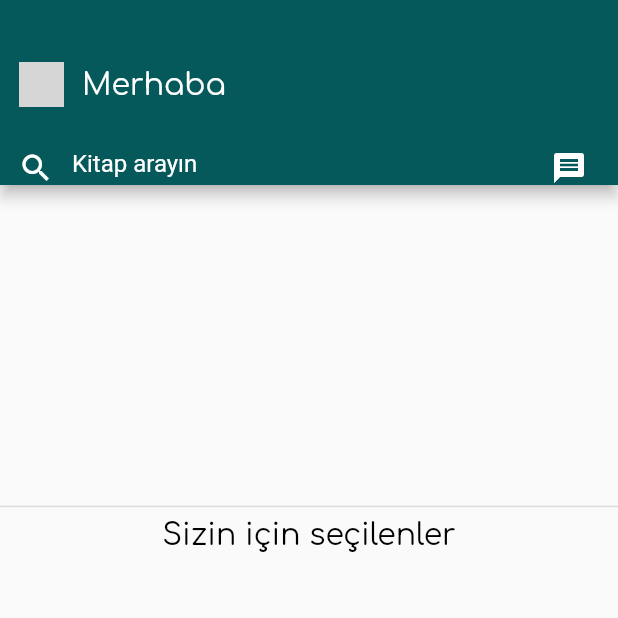
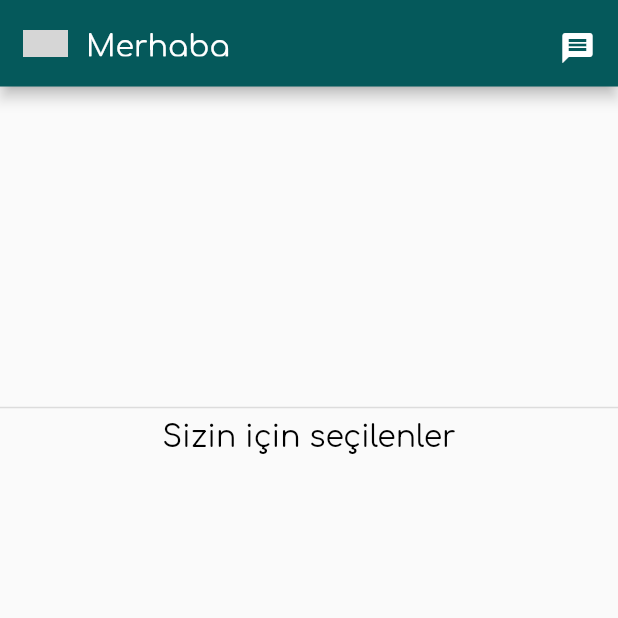
Before and after one commit to Ceyhunnnn/KitapcimProject, a Flutter app: the HomePage screen opened directly, on a phone screen of 412 x 824 dp, the top half of it. Run offline on Flutter 3.47's test engine with Material 2 defaults, Android fonts, the phone set to English and light mode, and no system bars; drawn by our look-alikes of carousel_slider; our stand-ins replace audioplayers, cloud_firestore, firebase_auth, firebase_core, firebase_storage, font_awesome_flutter and 4 more; missing offline and left inert: bottom_bar; accounts and stored records are empty; network calls fail; grey boxes are pictures that could not be loaded.

Commit message:
home page edited

```diff
--- a/lib/view/home/home_view.dart
+++ b/lib/view/home/home_view.dart
@@ -64,17 +64,12 @@ class _HomePageState extends State<HomePage> {
           clipBehavior: Clip.hardEdge,
           slivers: [
             SliverAppBar(
-              stretch: true,
-              collapsedHeight: Platform.isAndroid
-                  ? context.dynamicHeight(0.15)
-                  : Platform.isIOS
-                      ? context.dynamicHeight(0.12)
-                      : context.dynamicHeight(0.15),
+              stretch: false,
+              collapsedHeight: context.dynamicHeight(0.07),
               pinned: true,
               forceElevated: true,
               automaticallyImplyLeading: false,
               backgroundColor: Colors.transparent,
-              expandedHeight: context.dynamicHeight(0.12),
               flexibleSpace: FlexibleSpaceBar(
                 background: Column(
                   children: [
@@ -114,16 +109,16 @@ class _HomePageState extends State<HomePage> {
   Expanded buildTopBar(BuildContext context) {
     return Expanded(
       child: Container(
-        padding: EdgeInsets.only(top: context.dynamicHeight(0.05)),
-        //margin: EdgeInsets.only(top: context.dynamicHeight(0.05)),
         color: Color(0xff05595B),
         child: Column(
           children: [
-            Row(
+            Expanded(
+              child: Padding(
+                padding: EdgeInsets.symmetric(vertical: 20, horizontal: 15),
+                child: Row(
+                  mainAxisAlignment: MainAxisAlignment.center,
+                  crossAxisAlignment: CrossAxisAlignment.end,
                   children: [
-                SizedBox(
-                  width: context.dynamicWidth(0.03),
-                ),
                     CircleAvatar(
                       backgroundColor: Colors.transparent,
                       radius: 15, // Image radius
@@ -135,13 +130,21 @@ class _HomePageState extends State<HomePage> {
                     Text(
                       "Merhaba $name",
                       style: buildTextStyle(20, Colors.white),
-                )
+                    ),
+                    Spacer(),
+                    InkWell(
+                      onTap: () {
+                        buildMessageAlert(context);
+                      },
+                      child: Icon(
+                        Icons.message,
+                        color: Colors.white,
+                      ),
+                    ),
                   ],
                 ),
-            SizedBox(
-              height: context.dynamicHeight(0.02),
               ),
-            buildSearchBar(),
+            ),
           ],
         ),
       ),
@@ -180,43 +183,6 @@ class _HomePageState extends State<HomePage> {
   }
 }
 
-class buildSearchBar extends StatelessWidget {
-  const buildSearchBar({
-    Key? key,
-  }) : super(key: key);
-
-  @override
-  Widget build(BuildContext context) {
-    return Row(
-      children: [
-        Expanded(
-            child: TextFormField(
-          cursorColor: Colors.white,
-          decoration: const InputDecoration(
-              border: InputBorder.none,
-              prefixIcon: Icon(
-                Icons.search,
-                color: Colors.white,
-              ),
-              hintText: "Kitap arayın",
-              hintStyle: TextStyle(color: Colors.white)),
-        )),
-        InkWell(
-          onTap: () {
-            buildMessageAlert(context);
-          },
-          child: Icon(
-            Icons.message,
-            color: Colors.white,
-          ),
-        ),
-        SizedBox(
-          width: context.dynamicWidth(0.05),
-        )
-      ],
-    );
-  }
-
 Future<bool?> buildMessageAlert(BuildContext context) {
   return Alert(
     context: context,
@@ -235,4 +201,3 @@ class buildSearchBar extends StatelessWidget {
     ],
   ).show();
 }
-}
```
Lines whose indentation alone changed are shown as unchanged.
